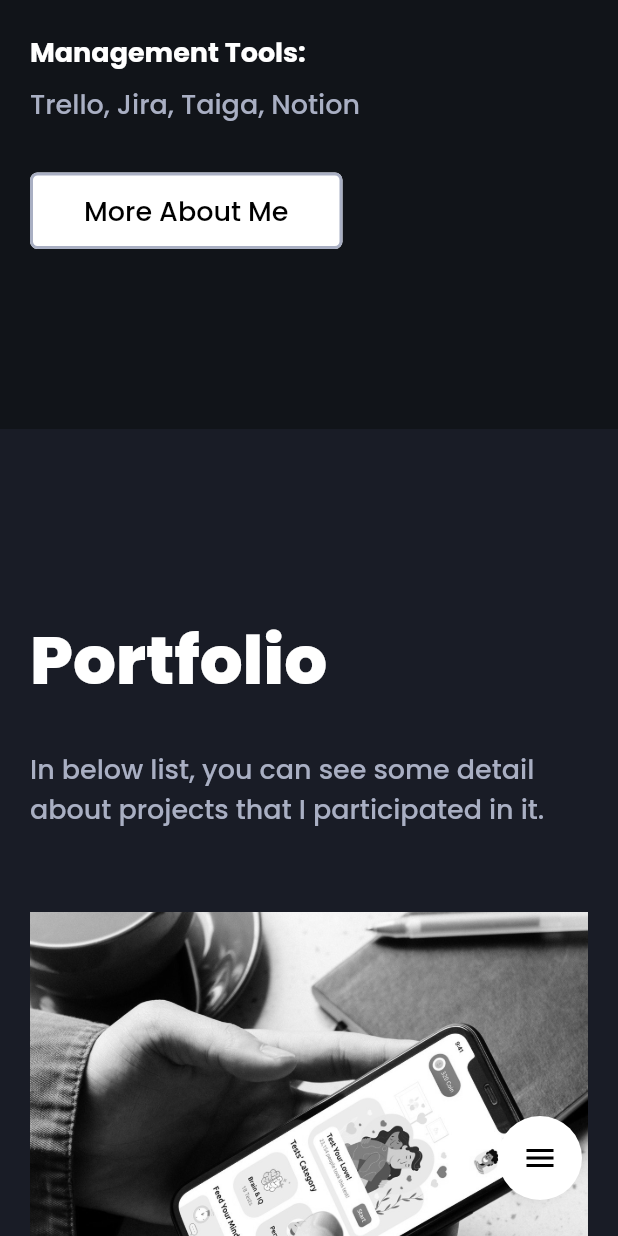
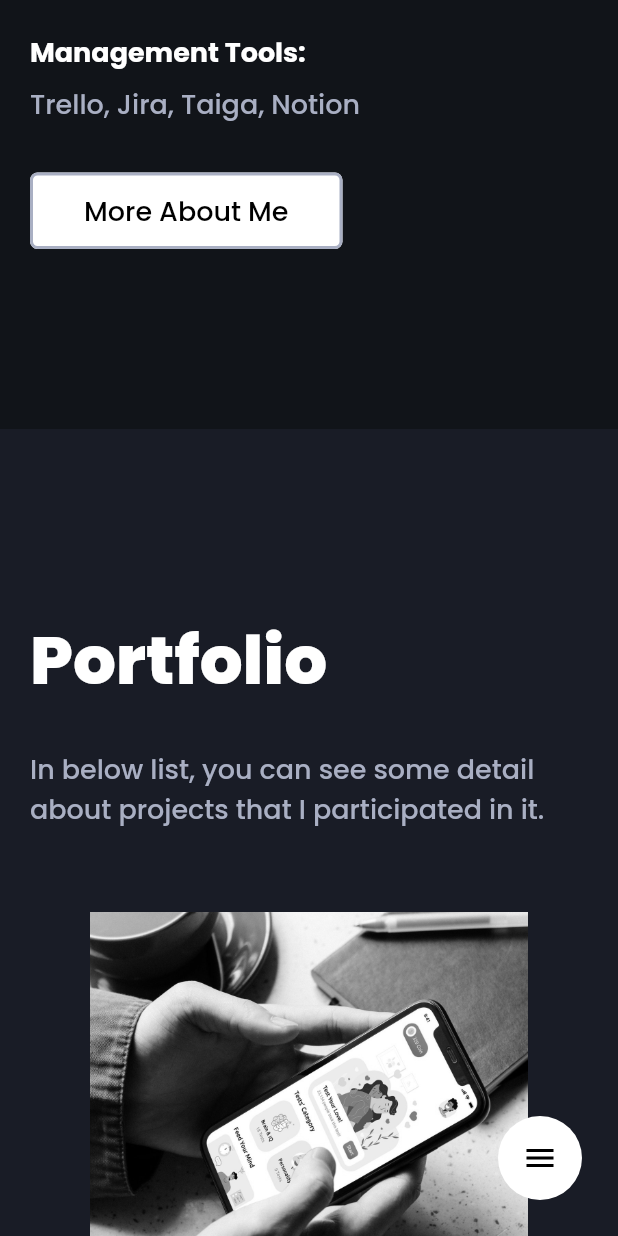
Before and after one commit to alirezat66/personal_web_flutter, a Flutter app: the screen it shows after launch, scrolled down 1728 dp, on a phone screen of 412 x 824 dp. Run offline on Flutter 3.47's test engine with Material 2 defaults, Android fonts, the phone set to English and light mode, and no system bars; drawn by our look-alikes of scrollable_positioned_list; our stand-ins replace auto_size_text, font_awesome_flutter, iconly; missing offline and left inert: google_maps, universal_html.

Commit message:
finish the responsive of all widgets

```diff
--- a/lib/data/constant_value.dart
+++ b/lib/data/constant_value.dart
@@ -25,6 +25,7 @@ class ConstantsValue{
   ];
   static double kLargeLeftRightPadding = 65;
   static double kSmallLeftRightPadding = 20;
+  static double kMobileItemLeftRightPadding = 40;
   static double kThreeRowSpace = 30;
   static double kLargePaddinBetweenTwoLayout = 60;
   static double kSmallPaddingBetweenTwoLayout = 55;
--- a/lib/screen/blog_screen.dart
+++ b/lib/screen/blog_screen.dart
@@ -51,7 +51,9 @@ class BlogMobileWidget extends StatelessWidget {
                 'Here you can read some of my published articles about\nsoftware engineering or mobile developing.',
                 style: Theme.of(context).textTheme.subtitle1),
             SizedBox(height: ConstantsValue.kLargePaddinBetweenTwoLayout),
-            ListView.separated(
+            Padding(
+              padding:  EdgeInsets.all(ConstantsValue.kMobileItemLeftRightPadding),
+              child: ListView.separated(
                 itemBuilder: (context, index) {
                   return BlogItem(item: list[index]);
                 },
@@ -62,6 +64,7 @@ class BlogMobileWidget extends StatelessWidget {
                   return SizedBox(
                       height: ConstantsValue.kSubtitleAndCaptionPadding);
                 },
+              ),
             ),
             SizedBox(
               height: ConstantsValue.kTitleAndSubtitlePadding,
--- a/lib/screen/portfolio_screen.dart
+++ b/lib/screen/portfolio_screen.dart
@@ -53,6 +53,9 @@ class PortfolioMobileWidget extends StatelessWidget {
               height: ConstantsValue.kSmallPaddingBetweenTwoLayout,
             ),
             Center(
+              child: Padding(
+                padding: EdgeInsets.symmetric(
+                    horizontal: ConstantsValue.kMobileItemLeftRightPadding),
                 child: ListView.separated(
                   separatorBuilder: (context, index) {
                     return SizedBox(
@@ -65,6 +68,7 @@ class PortfolioMobileWidget extends StatelessWidget {
                   itemCount: list.length,
                   physics: NeverScrollableScrollPhysics(),
                   shrinkWrap: true,
+                ),
               ),
             ),
             SizedBox(
@@ -131,7 +135,9 @@ class PortfolioDesktopAndTabletWidget extends StatelessWidget {
                   shrinkWrap: true,
                   physics: NeverScrollableScrollPhysics(),
                   gridDelegate: SliverGridDelegateWithFixedCrossAxisCount(
-                      crossAxisCount: 3,crossAxisSpacing: 16,mainAxisSpacing: 16),
+                      crossAxisCount: 3,
+                      crossAxisSpacing: 16,
+                      mainAxisSpacing: 16),
                 ),
               ),
             ),
```
Lines whose indentation alone changed are shown as unchanged.
